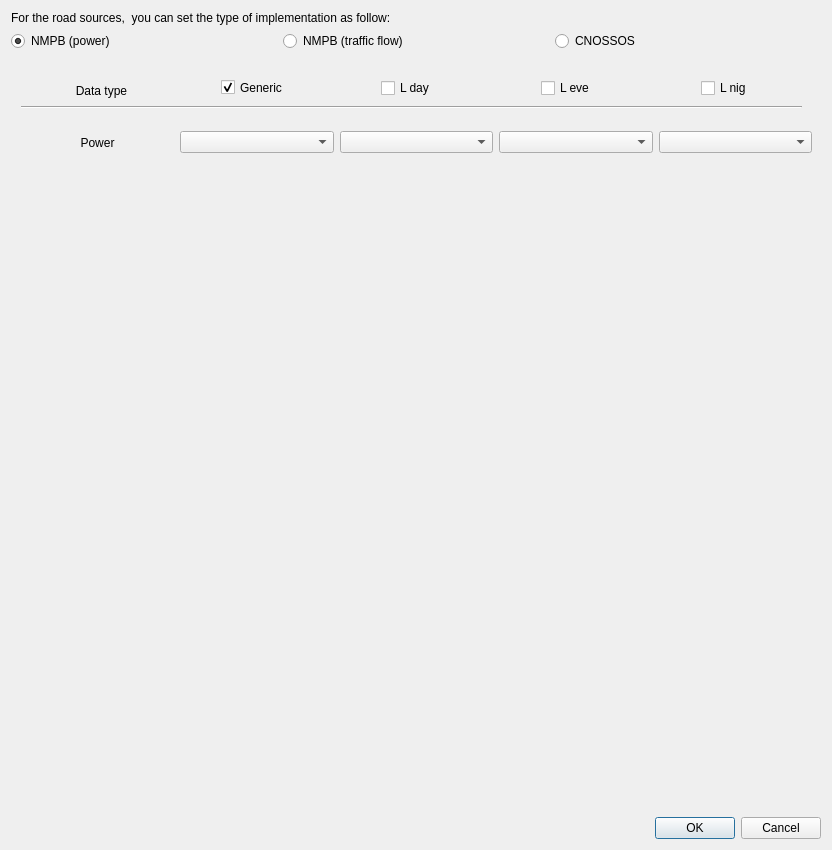
Before: the Qt Designer form tools/ui_SourceDetailsRoads.ui in Arpapiemonte/openoise-map, drawn with Qt 5.
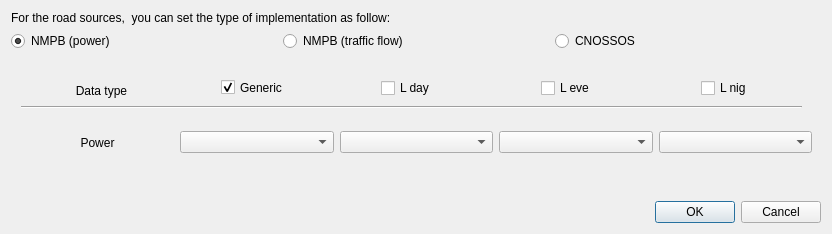
After: the same form once the commit is applied. The open tabs and pages were chosen to show the change. Custom widgets are drawn as their Qt base class.

Commit message: uniformed calculation of power and added filter on points sources GUI

What changed in the file:
```diff
--- a/tools/ui_SourceDetailsRoads.ui
+++ b/tools/ui_SourceDetailsRoads.ui
@@ -7,7 +7,7 @@
     <x>0</x>
     <y>0</y>
     <width>832</width>
-    <height>850</height>
+    <height>234</height>
    </rect>
   </property>
   <property name="windowTitle">
```
Left out of the diff: 2 changed lines with no effect on the pictures. The commit also changes 5 other files.
